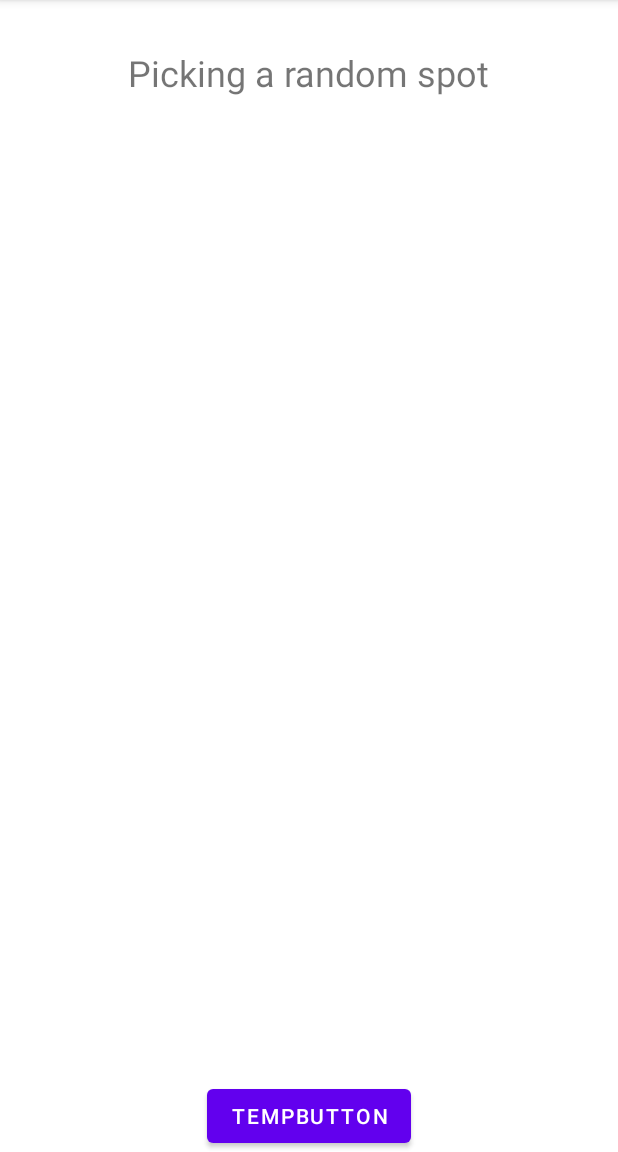
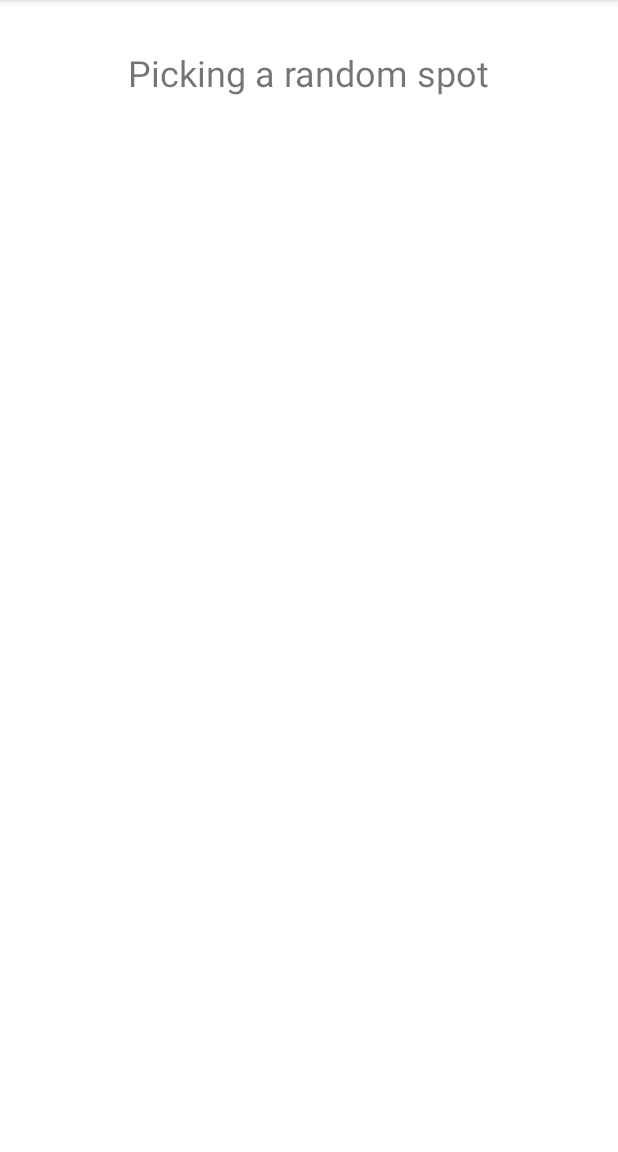
Before and after one commit to steve8D/PickARestaurant, an Android app: the LoadingFragment screen opened through its navigation route, on a phone screen of 412 x 824 dp, the part 84-1236 px from its top. Run offline under Robolectric (Android 15) with nearby library versions, the phone set to English and light mode, and no system bars; our stand-ins replace data binding.

```diff
--- a/app/build.gradle
+++ b/app/build.gradle
@@ -1,6 +1,7 @@
 plugins {
     id 'com.android.application'
     id 'kotlin-android'
+    id 'androidx.navigation.safeargs'
 }
 
 android {
--- a/app/src/main/java/com/android/pickarestaurant/screens/loading/LoadingFragment.kt
+++ b/app/src/main/java/com/android/pickarestaurant/screens/loading/LoadingFragment.kt
@@ -16,6 +16,7 @@ import androidx.databinding.DataBindingUtil
 import androidx.fragment.app.Fragment
 import androidx.lifecycle.Observer
 import androidx.lifecycle.ViewModelProvider
+import androidx.navigation.fragment.NavHostFragment
 import androidx.navigation.fragment.findNavController
 import com.android.pickarestaurant.R
 import com.android.pickarestaurant.databinding.FragmentLoadingBinding
@@ -59,7 +60,8 @@ class LoadingFragment : Fragment() {
         binding.setLifecycleOwner(this)
 
         viewModel.foundRestaurant.observe(this, Observer { hasFoundRestaurant ->
-            if (!hasFoundRestaurant) {
+            if (hasFoundRestaurant) {
+//                LoadingFragmentDirections.actionLoadingFragmentToResultFragment(viewModel.restaurants.value)
                 findNavController().navigate(R.id.action_loadingFragment_to_resultFragment)
             }
         })
@@ -88,21 +90,17 @@ class LoadingFragment : Fragment() {
 
         if (ActivityCompat.checkSelfPermission(
                 (activity as Context),
-                android.Manifest.permission.ACCESS_FINE_LOCATION
+                Manifest.permission.ACCESS_FINE_LOCATION
             ) == PackageManager.PERMISSION_GRANTED
         ) {
-            fusedLocationProviderClient.lastLocation.addOnSuccessListener(OnSuccessListener { location ->
-                updateUIValues(location)
+            fusedLocationProviderClient.lastLocation.addOnSuccessListener { location ->
+                viewModel.latitude.value = location.latitude.toString()
+                viewModel.longitude.value = location.longitude.toString()
                 viewModel.LaunchGoogleSearch()
-            })
+            }
         } else {
             requestPermissions(arrayOf(Manifest.permission.ACCESS_FINE_LOCATION), PERMISSION_FINE_LOCATION)
         }
-    }
-
-    private fun updateUIValues(location: Location) {
-        viewModel.latitude.value = location.latitude.toString()
-        viewModel.longitude.value = location.longitude.toString()
     }
 
     override fun onRequestPermissionsResult(
--- a/app/src/main/java/com/android/pickarestaurant/screens/loading/LoadingViewModel.kt
+++ b/app/src/main/java/com/android/pickarestaurant/screens/loading/LoadingViewModel.kt
@@ -10,6 +10,7 @@ import com.android.pickarestaurant.screens.network.Result
 import retrofit2.Call
 import retrofit2.Callback
 import retrofit2.Response
+import kotlin.random.Random
 
 class LoadingViewModel: ViewModel() {
     // attributes
@@ -39,30 +40,31 @@ class LoadingViewModel: ViewModel() {
     val navigateToSelectedProperty: LiveData<Result>
         get() = _navigateToSelectedRestaurant
 
-    private val _response = MutableLiveData<String>()
-    val response: LiveData<String>
-        get() = _response
-
     init {
-        Log.i("LoadingViewModel", "Loading View Model initialised")
-        _foundRestaurant.value = true // will be initialised to false once finding a restaurant on places API is implemented
+        _foundRestaurant.value = false
     }
 
     fun LaunchGoogleSearch() {
         MapsApi.retrofitService.getRestaurants("${_latitude.value}, ${_longitude.value}", 1500, "restaurant", "", "AIzaSyC7Rro_WLInpUuCrLl9r-uHogpmIsCAAyo").enqueue( object: Callback<NearbySearchResponse> {
             override fun onFailure(call: Call<NearbySearchResponse>, t: Throwable) {
-                _response.value = "Failure: " + t.message
+                Log.i("LoadingViewModel", t.message.toString())
             }
 
             override fun onResponse(call: Call<NearbySearchResponse>, response: Response<NearbySearchResponse>) {
-                _response.value = response.body()?.results?.size.toString()
-
+                _restaurants.value = response.body()?.results
+                Log.i("LoadingViewModel", response.body()?.results?.size.toString())
+                pickARandomRestaurant()
             }
         })
-        Log.i("LoadingViewModel" ,_restaurants.value.toString())
     }
 
     fun hasFoundRestaurant() {
-        _foundRestaurant.value = false
+        _foundRestaurant.value = true
+    }
+
+    fun pickARandomRestaurant() {
+        val randomInt = Random.nextInt(0,_restaurants.value!!.size+1)
+        Log.i("LoadingViewModel", randomInt.toString())
+        hasFoundRestaurant()
     }
 }
--- a/app/src/main/res/layout/fragment_loading.xml
+++ b/app/src/main/res/layout/fragment_loading.xml
@@ -24,28 +24,5 @@
             app:layout_constraintEnd_toEndOf="parent"
             app:layout_constraintStart_toStartOf="parent"
             app:layout_constraintTop_toTopOf="parent" />
-
-        <TextView
-            android:id="@+id/response"
-            style="@style/text"
-            android:layout_width="wrap_content"
-            android:layout_height="wrap_content"
-            android:layout_marginTop="148dp"
-            android:text="@{loadingViewModel.response}"
-            android:textSize="8sp"
-            app:layout_constraintEnd_toEndOf="parent"
-            app:layout_constraintStart_toStartOf="parent"
-            app:layout_constraintTop_toTopOf="parent" />
-
-        <Button
-            android:id="@+id/tempButton"
-            android:layout_width="wrap_content"
-            android:layout_height="wrap_content"
-            android:onClick="@{() -> loadingViewModel.hasFoundRestaurant()}"
-            android:text="TempButton"
-            app:layout_constraintBottom_toBottomOf="parent"
-            app:layout_constraintEnd_toEndOf="parent"
-            app:layout_constraintHorizontal_bias="0.5"
-            app:layout_constraintStart_toStartOf="parent" />
     </androidx.constraintlayout.widget.ConstraintLayout>
 </layout>
--- a/app/src/main/res/navigation/navigation.xml
+++ b/app/src/main/res/navigation/navigation.xml
@@ -27,6 +27,10 @@
             app:popEnterAnim="@anim/nav_default_pop_enter_anim"
             app:popExitAnim="@anim/nav_default_pop_exit_anim"
             app:popUpTo="@id/titleFragment" />
+        <argument
+            android:name="restaurantName"
+            android:defaultValue=""
+            app:argType="string" />
     </fragment>
     <fragment
         android:id="@+id/loadingFragment"
--- a/build.gradle
+++ b/build.gradle
@@ -8,6 +8,7 @@ buildscript {
     dependencies {
         classpath 'com.android.tools.build:gradle:4.2.1'
         classpath "org.jetbrains.kotlin:kotlin-gradle-plugin:$kotlin_version"
+        classpath "androidx.navigation:navigation-safe-args-gradle-plugin:2.3.0"
 
         // NOTE: Do not place your application dependencies here; they belong
         // in the individual module build.gradle files
```
